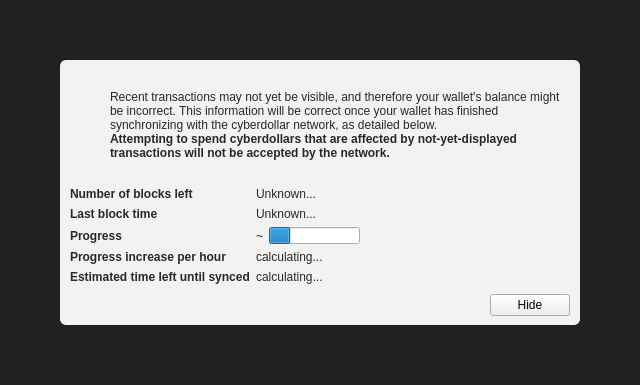
Qt form src/qt/forms/modaloverlay.ui (AustraliaCash/AustraliaCash-Core) before a commit.
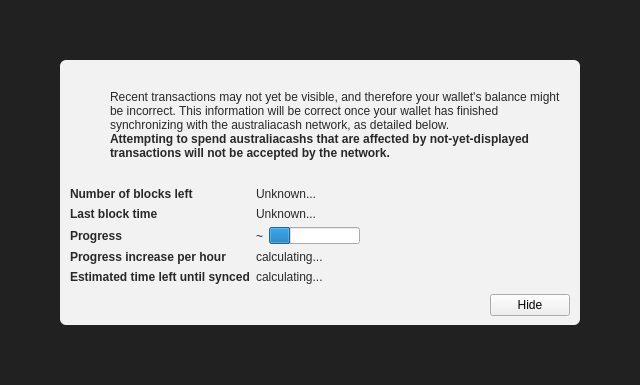
The same form after that commit. Icons and pictures are not drawn. Custom widgets are drawn as their Qt base class.

```diff
--- a/src/qt/forms/modaloverlay.ui
+++ b/src/qt/forms/modaloverlay.ui
@@ -130,7 +130,7 @@
              <item>
               <widget class="QLabel" name="infoText">
                <property name="text">
-                <string>Recent transactions may not yet be visible, and therefore your wallet's balance might be incorrect. This information will be correct once your wallet has finished synchronizing with the cyberdollar network, as detailed below.</string>
+                <string>Recent transactions may not yet be visible, and therefore your wallet's balance might be incorrect. This information will be correct once your wallet has finished synchronizing with the australiacash network, as detailed below.</string>
                </property>
                <property name="textFormat">
                 <enum>Qt::RichText</enum>
@@ -149,7 +149,7 @@
                 </font>
                </property>
                <property name="text">
-                <string>Attempting to spend cyberdollars that are affected by not-yet-displayed transactions will not be accepted by the network.</string>
+                <string>Attempting to spend australiacashs that are affected by not-yet-displayed transactions will not be accepted by the network.</string>
                </property>
                <property name="textFormat">
                 <enum>Qt::RichText</enum>
```
